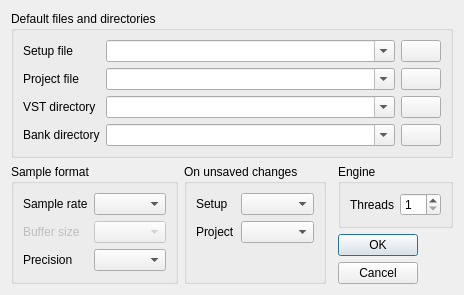
Qt form src/common/views/configdialog.ui (rbarreiros/vstboard) before a commit.
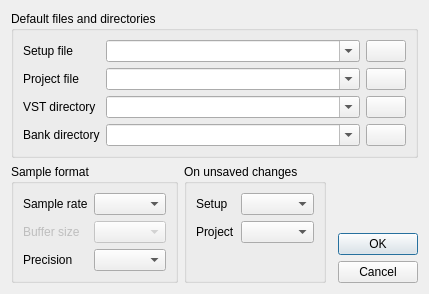
The same form after that commit. Icons and pictures are not drawn.

Commit message: use getSystemInfo, removed threads from config dialog

What changed in the file:
```diff
--- a/src/common/views/configdialog.ui
+++ b/src/common/views/configdialog.ui
@@ -336,38 +336,6 @@
      </property>
     </spacer>
    </item>
-   <item row="3" column="4">
-    <widget class="QGroupBox" name="groupBox_2">
-     <property name="title">
-      <string>Engine</string>
-     </property>
-     <layout class="QFormLayout" name="formLayout_3">
-      <item row="0" column="0">
-       <widget class="QLabel" name="label_5">
-        <property name="sizePolicy">
-         <sizepolicy hsizetype="Expanding" vsizetype="Preferred">
-          <horstretch>0</horstretch>
-          <verstretch>0</verstretch>
-         </sizepolicy>
-        </property>
-        <property name="text">
-         <string>Threads</string>
-        </property>
-       </widget>
-      </item>
-      <item row="0" column="1">
-       <widget class="QSpinBox" name="nbThreads">
-        <property name="minimum">
-         <number>1</number>
-        </property>
-        <property name="maximum">
-         <number>64</number>
-        </property>
-       </widget>
-      </item>
-     </layout>
-    </widget>
-   </item>
   </layout>
  </widget>
  <resources>
```
Left out of the diff: 2 changed lines with no effect on the pictures. The commit also changes 7 other files.
